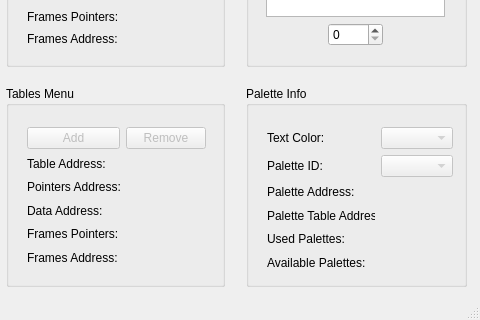
kimwnasptd/OWM-Qt, file ui/mainwindow.ui: the form before one commit; both pictures show x 334 to 814 and y 203 to 523 of the 814 by 523 pixel window.
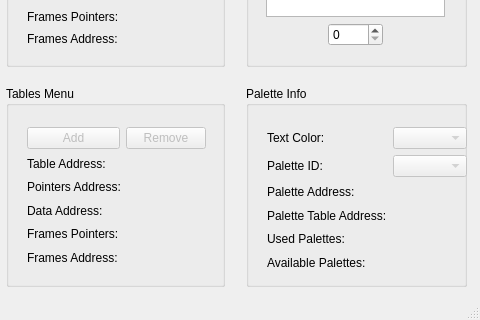
The form after the commit.

What changed in the file:
```diff
--- a/ui/mainwindow.ui
+++ b/ui/mainwindow.ui
@@ -31,7 +31,7 @@
       <rect>
        <x>10</x>
        <y>30</y>
-       <width>208</width>
+       <width>222</width>
        <height>166</height>
       </rect>
      </property>
```
Left out of the diff: 4 changed lines with no effect on the pictures.
